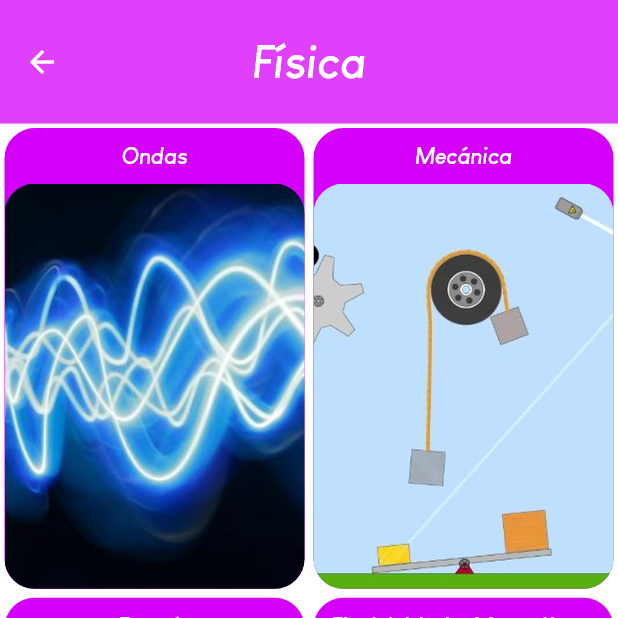
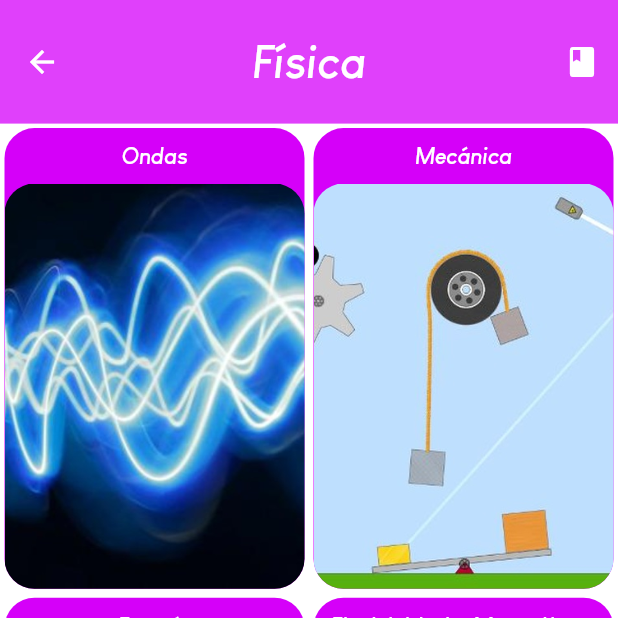
Before and after one commit to JordiDeSanta/PTUContenidos, a Flutter app: the screen it shows after launch, after a tap on "Física", on a phone screen of 412 x 824 dp, the top half of it. Run offline on Flutter 3.47's test engine with Material 2 defaults, Android fonts, the phone set to English and light mode, and no system bars; drawn by our look-alikes of google_mobile_ads; missing offline and left inert: pdf_render; network calls fail.

Commit message:
Guides Button

```diff
--- a/lib/pages/course_page.dart
+++ b/lib/pages/course_page.dart
@@ -46,6 +46,16 @@ class _CoursePageState extends State<CoursePage> {
         centerTitle: true,
         toolbarHeight: h * 0.1,
         backgroundColor: settings.courseColor,
+        actions: [
+          IconButton(
+            onPressed: () =>
+                Navigator.pushNamed(context, 'content', arguments: [
+              ContentArguments(title: 'Pauta', pdfRoute: settings.pRoute),
+              settings.buttonsColor,
+            ]),
+            icon: Icon(Icons.book),
+          ),
+        ],
       ),
       backgroundColor: Colors.white,
       body: ListView(
--- a/lib/pages/home_page.dart
+++ b/lib/pages/home_page.dart
@@ -72,6 +72,7 @@ class _HomePageState extends State<HomePage> {
 Widget biology() {
   return CourseButton(
     CourseArguments(
+      pRoute: 'assets/pdf/Biology/pauta.pdf',
       img: AssetImage('assets/icons/biology.png'),
       buttonsColor: Colors.greenAccent,
       courseColor: Colors.greenAccent[400],
@@ -275,6 +276,7 @@ Widget biology() {
 Widget physics() {
   return CourseButton(
     CourseArguments(
+      pRoute: 'assets/pdf/Physics/pauta.pdf',
       img: AssetImage('assets/icons/physics.png'),
       buttonsColor: Colors.purpleAccent[400],
       courseColor: Colors.purpleAccent,
@@ -513,6 +515,7 @@ Widget physics() {
 Widget chemistry() {
   return CourseButton(
     CourseArguments(
+      pRoute: 'assets/pdf/Chemistry/pauta.pdf',
       img: AssetImage('assets/icons/chemistry.png'),
       buttonsColor: Colors.lightGreen[400],
       courseColor: Colors.lightGreen,
--- a/lib/providers/arguments.dart
+++ b/lib/providers/arguments.dart
@@ -4,6 +4,7 @@ class CourseArguments {
   String title;
   Color courseColor;
   Color buttonsColor;
+  String pRoute;
   ImageProvider img;
   List<ThemeArguments> themes;
 
@@ -13,6 +14,7 @@ class CourseArguments {
     this.buttonsColor,
     this.img,
     this.themes,
+    this.pRoute,
   });
 }
 
```
Also changed, not shown: 4 other files.
